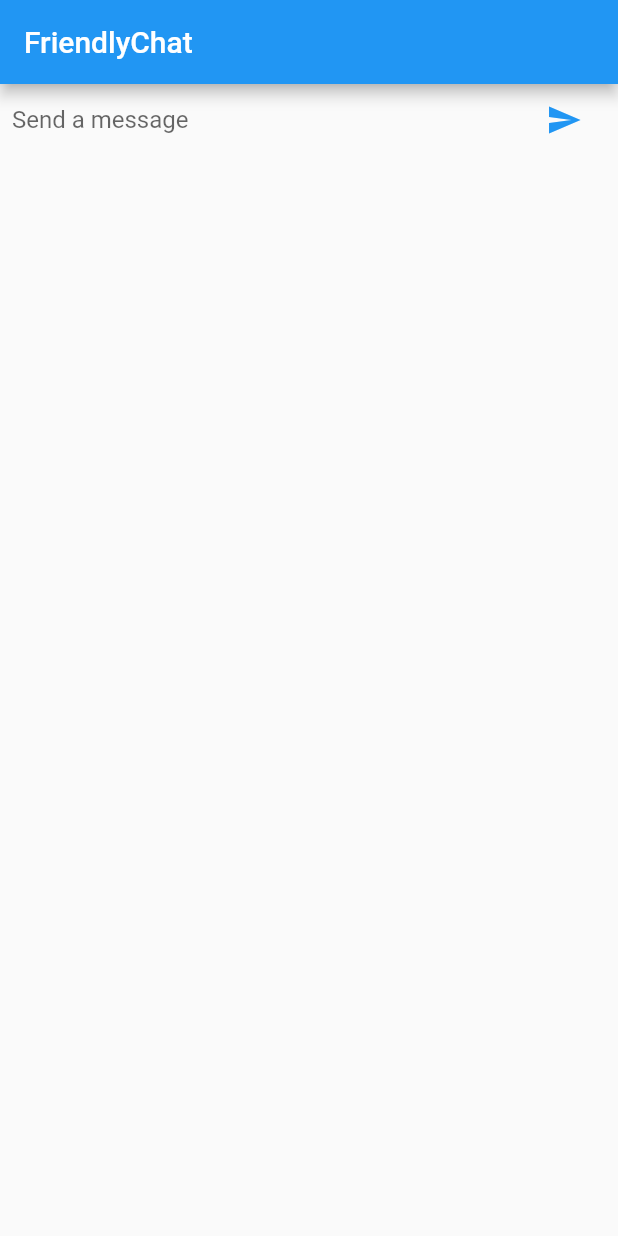
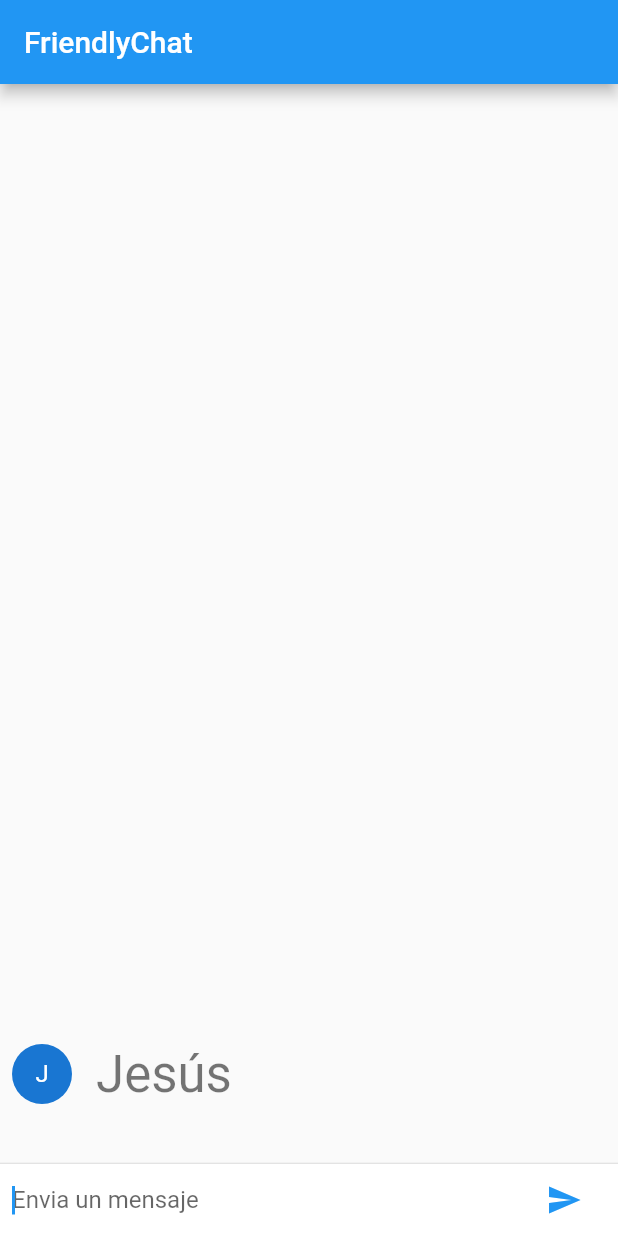
Before and after one commit to YisusYaro/FriendlyChat, a Flutter app: the screen it shows after launch, after a tap on the "send" icon, on a phone screen of 412 x 824 dp. Run offline on Flutter 3.47's test engine with Material 2 defaults, Android fonts, the phone set to English and light mode, and no system bars.

Commit message:
listado de mensajes

```diff
--- a/lib/main.dart
+++ b/lib/main.dart
@@ -1,3 +1,7 @@
+// Copyright 2017, 2020 The Flutter team. All rights reserved.
+// Use of this source code is governed by a BSD-style license
+// that can be found in the LICENSE file.
+
 import 'package:flutter/material.dart';
 
 void main() {
@@ -5,6 +9,8 @@ void main() {
     FriendlyChatApp(),
   );
 }
+
+String _name = 'Jesús';
 
 class FriendlyChatApp extends StatelessWidget {
   const FriendlyChatApp({
@@ -20,23 +26,67 @@ class FriendlyChatApp extends StatelessWidget {
   }
 }
 
+class ChatMessage extends StatelessWidget {
+  ChatMessage({this.text});
+  final String text;
+
+  @override
+  Widget build(BuildContext context) {
+    return Container(
+        margin: EdgeInsets.symmetric(vertical: 10.0),
+        child: Row(
+          crossAxisAlignment: CrossAxisAlignment.start,
+          children: [
+            Container(
+              margin: const EdgeInsets.only(right: 16.0),
+              child: CircleAvatar(child: Text(_name[0])),
+            ),
+            Column(
+              crossAxisAlignment: CrossAxisAlignment.start,
+              children: [
+                Text(_name, style: Theme.of(context).textTheme.headline4),
+                Container(
+                  margin: EdgeInsets.only(top: 5.0),
+                  child: Text(text),
+                ),
+              ],
+            ),
+          ],
+        ));
+  }
+}
+
 class ChatScreen extends StatefulWidget {
   @override
-  State createState() => _ChatScreenState();
+  _ChatScreenState createState() => _ChatScreenState();
 }
 
 class _ChatScreenState extends State<ChatScreen> {
-  final TextEditingController _textController = TextEditingController();
-
-  void _handleSubmitted(String text) {
-    _textController.clear();
-  }
+  final List<ChatMessage> _messages = [];
+  final _textController = TextEditingController();
+  final FocusNode _focusNode = FocusNode();
 
   @override
   Widget build(BuildContext context) {
     return Scaffold(
       appBar: AppBar(title: Text('FriendlyChat')),
-      body: _buildTextComposer(),
+      body: Column(
+        children: [
+          Flexible(
+            child: ListView.builder(
+              padding: EdgeInsets.all(8.0),
+              reverse: true,
+              itemBuilder: (_, int index) => _messages[index],
+              itemCount: _messages.length,
+            ),
+          ),
+          Divider(height: 1.0),
+          Container(
+            decoration: BoxDecoration(color: Theme.of(context).cardColor),
+            child: _buildTextComposer(),
+          ),
+        ],
+      ),
     );
   }
 
@@ -44,7 +94,7 @@ class _ChatScreenState extends State<ChatScreen> {
     return IconTheme(
       data: IconThemeData(color: Theme.of(context).accentColor),
       child: Container(
-        margin: const EdgeInsets.symmetric(horizontal: 8.0),
+        margin: EdgeInsets.symmetric(horizontal: 8.0),
         child: Row(
           children: [
             Flexible(
@@ -52,18 +102,30 @@ class _ChatScreenState extends State<ChatScreen> {
                 controller: _textController,
                 onSubmitted: _handleSubmitted,
                 decoration:
-                    InputDecoration.collapsed(hintText: 'Send a message'),
+                    InputDecoration.collapsed(hintText: 'Envia un mensaje'),
+                focusNode: _focusNode,
               ),
             ),
             Container(
-              margin: const EdgeInsets.symmetric(horizontal: 4.0),
+              margin: EdgeInsets.symmetric(horizontal: 4.0),
               child: IconButton(
-                  icon: Icon(Icons.send),
+                  icon: const Icon(Icons.send),
                   onPressed: () => _handleSubmitted(_textController.text)),
-            ),
+            )
           ],
         ),
       ),
     );
   }
+
+  void _handleSubmitted(String text) {
+    _textController.clear();
+    ChatMessage message = ChatMessage(
+      text: text,
+    );
+    setState(() {
+      _messages.insert(0, message);
+    });
+    _focusNode.requestFocus();
+  }
 }
```
